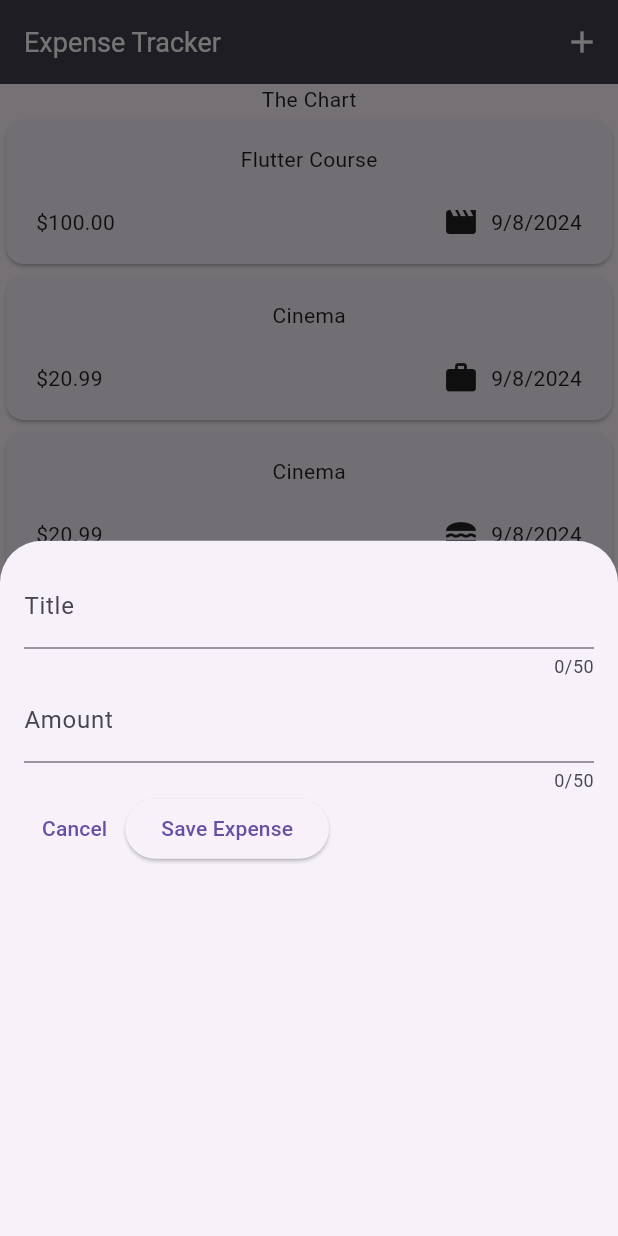
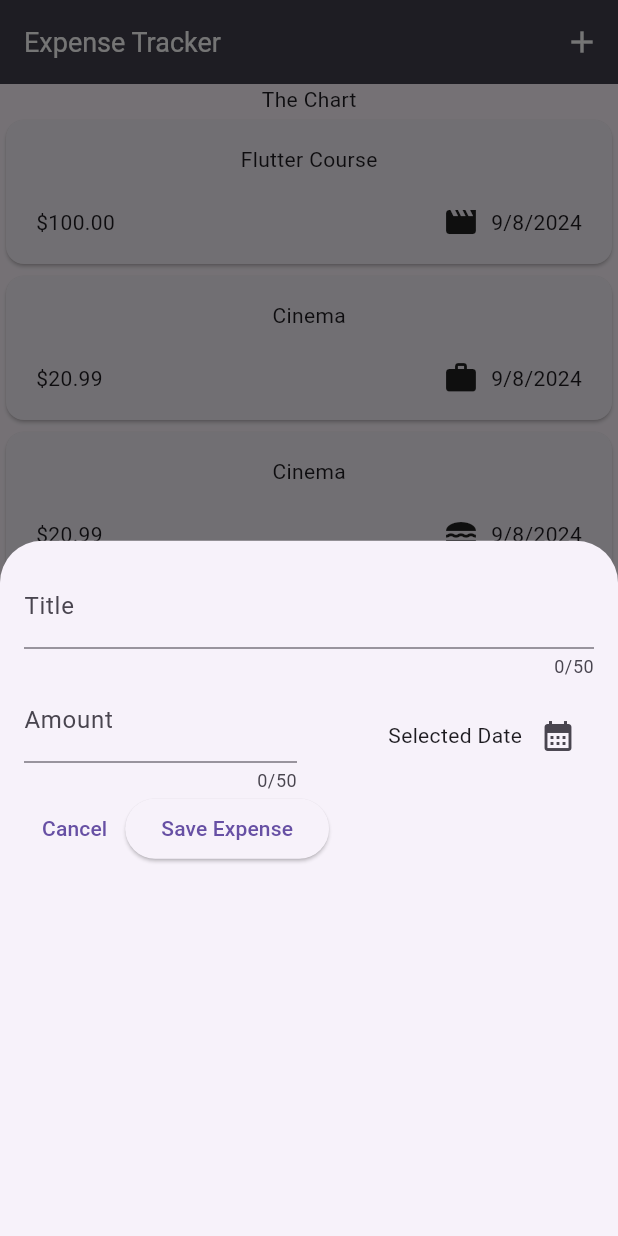
Before and after one commit to AdepojuToyeeb/e_t, a Flutter app: the screen it shows after launch, after a tap on the "add" icon, on a phone screen of 412 x 824 dp. Run offline on Flutter 3.47's test engine with Material 3 defaults, Android fonts, the phone set to English and light mode, and no system bars.

Commit message:
showing a date picker

```diff
--- a/lib/widgets/new_expense.dart
+++ b/lib/widgets/new_expense.dart
@@ -12,6 +12,15 @@ class NewExpense extends StatefulWidget {
 class _NewExpenseState extends State<NewExpense> {
   final _titleController = TextEditingController();
   final _amountController = TextEditingController();
+  final now = DateTime.now();
+
+  void _presentDatePicker() {
+    showDatePicker(
+        context: context,
+        initialDate: now,
+        firstDate: DateTime(now.year - 1, now.month, now.day),
+        lastDate: now);
+  }
 
   @override
   void dispose() {
@@ -31,12 +40,30 @@ class _NewExpenseState extends State<NewExpense> {
             maxLength: 50,
             decoration: InputDecoration(label: Text("Title")),
           ),
-          TextField(
-            controller: _amountController,
-            maxLength: 50,
-            keyboardType: TextInputType.number,
-            decoration:
-                InputDecoration(prefixText: '\$ ', label: Text("Amount")),
+          Row(
+            children: [
+              Expanded(
+                child: TextField(
+                  controller: _amountController,
+                  maxLength: 50,
+                  keyboardType: TextInputType.number,
+                  decoration:
+                      InputDecoration(prefixText: '\$ ', label: Text("Amount")),
+                ),
+              ),
+              const SizedBox(width: 16),
+              Expanded(
+                  child: Row(
+                mainAxisAlignment: MainAxisAlignment.end,
+                crossAxisAlignment: CrossAxisAlignment.center,
+                children: [
+                  const Text("Selected Date"),
+                  IconButton(
+                      onPressed: _presentDatePicker,
+                      icon: const Icon(Icons.calendar_month))
+                ],
+              ))
+            ],
           ),
           Row(
             children: [
```
